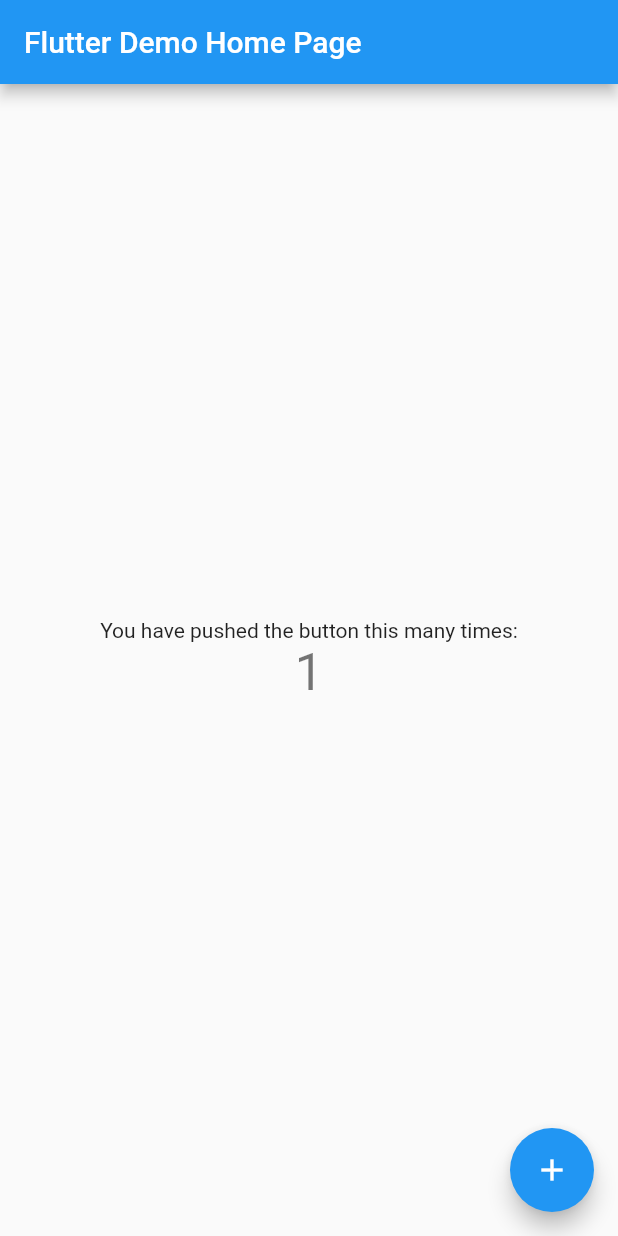
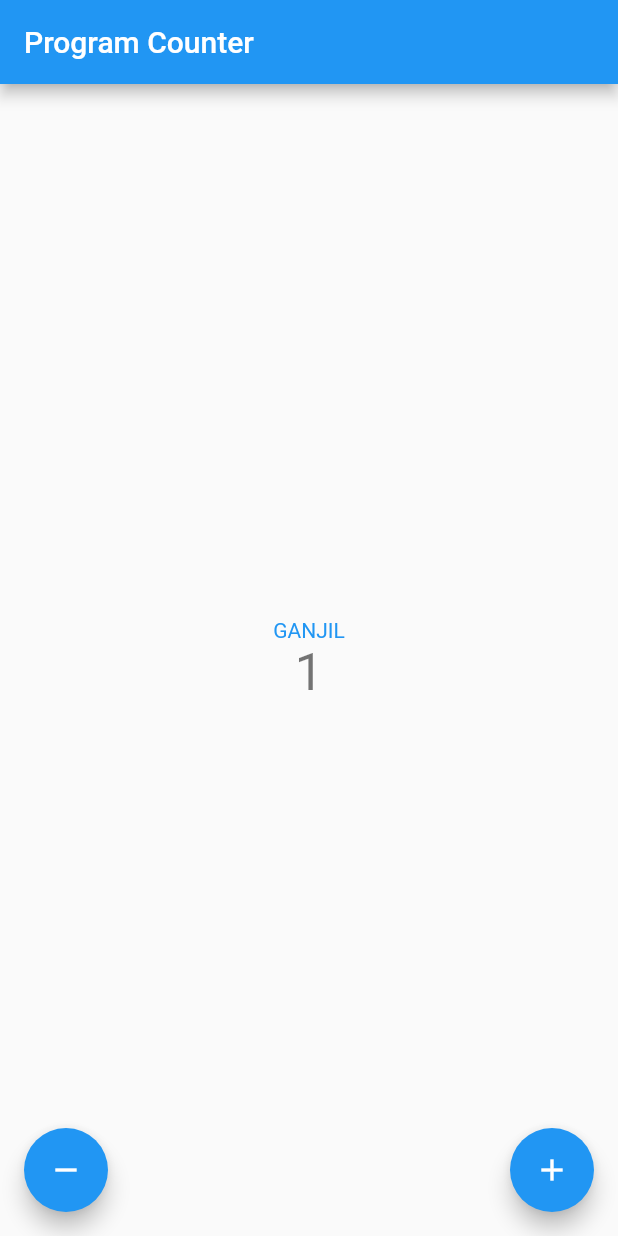
Before and after one commit to Recedivies/pbp-flutter-lab, a Flutter app: the screen it shows after launch, after a tap on the "add" icon, on a phone screen of 412 x 824 dp. Run offline on Flutter 3.47's test engine with Material 2 defaults, Android fonts, the phone set to English and light mode, and no system bars.

Commit message:
finish assignment 7 and bonus

```diff
--- a/lib/main.dart
+++ b/lib/main.dart
@@ -1,8 +1,6 @@
 import 'package:flutter/material.dart';
 
-void main() {
-  runApp(const MyApp());
-}
+void main() => runApp(const MyApp());
 
 class MyApp extends StatelessWidget {
   const MyApp({super.key});
@@ -13,34 +11,15 @@ class MyApp extends StatelessWidget {
     return MaterialApp(
       title: 'Flutter Demo',
       theme: ThemeData(
-        // This is the theme of your application.
-        //
-        // Try running your application with "flutter run". You'll see the
-        // application has a blue toolbar. Then, without quitting the app, try
-        // changing the primarySwatch below to Colors.green and then invoke
-        // "hot reload" (press "r" in the console where you ran "flutter run",
-        // or simply save your changes to "hot reload" in a Flutter IDE).
-        // Notice that the counter didn't reset back to zero; the application
-        // is not restarted.
         primarySwatch: Colors.blue,
       ),
-      home: const MyHomePage(title: 'Flutter Demo Home Page'),
+      home: const MyHomePage(title: 'Program Counter'),
     );
   }
 }
 
 class MyHomePage extends StatefulWidget {
   const MyHomePage({super.key, required this.title});
-
-  // This widget is the home page of your application. It is stateful, meaning
-  // that it has a State object (defined below) that contains fields that affect
-  // how it looks.
-
-  // This class is the configuration for the state. It holds the values (in this
-  // case the title) provided by the parent (in this case the App widget) and
-  // used by the build method of the State. Fields in a Widget subclass are
-  // always marked "final".
-
   final String title;
 
   @override
@@ -49,54 +28,56 @@ class MyHomePage extends StatefulWidget {
 
 class _MyHomePageState extends State<MyHomePage> {
   int _counter = 0;
+  String _text = "GENAP";
+
+  void _changeTextHandler() {
+    if (_counter % 2 == 0) {
+      _text = "GENAP";
+    } else {
+      _text = "GANJIL";
+    }
+  }
 
   void _incrementCounter() {
     setState(() {
-      // This call to setState tells the Flutter framework that something has
-      // changed in this State, which causes it to rerun the build method below
-      // so that the display can reflect the updated values. If we changed
-      // _counter without calling setState(), then the build method would not be
-      // called again, and so nothing would appear to happen.
       _counter++;
+      _changeTextHandler();
     });
+  }
+
+  void _decrementCounter() {
+    setState(() {
+      if (_counter != 0) _counter--;
+      _changeTextHandler();
+    });
+  }
+
+  MaterialColor _colorTextHandler() {
+    if (_text == "GENAP") {
+      return Colors.red;
+    } else {
+      return Colors.blue;
+    }
+  }
+
+  bool _removeVisibilityHandler() {
+    if (_counter == 0) return false;
+    return true;
   }
 
   @override
   Widget build(BuildContext context) {
-    // This method is rerun every time setState is called, for instance as done
-    // by the _incrementCounter method above.
-    //
-    // The Flutter framework has been optimized to make rerunning build methods
-    // fast, so that you can just rebuild anything that needs updating rather
-    // than having to individually change instances of widgets.
     return Scaffold(
         appBar: AppBar(
-        // Here we take the value from the MyHomePage object that was created by
-        // the App.build method, and use it to set our appbar title.
           title: Text(widget.title),
         ),
         body: Center(
-        // Center is a layout widget. It takes a single child and positions it
-        // in the middle of the parent.
           child: Column(
-          // Column is also a layout widget. It takes a list of children and
-          // arranges them vertically. By default, it sizes itself to fit its
-          // children horizontally, and tries to be as tall as its parent.
-          //
-          // Invoke "debug painting" (press "p" in the console, choose the
-          // "Toggle Debug Paint" action from the Flutter Inspector in Android
-          // Studio, or the "Toggle Debug Paint" command in Visual Studio Code)
-          // to see the wireframe for each widget.
-          //
-          // Column has various properties to control how it sizes itself and
-          // how it positions its children. Here we use mainAxisAlignment to
-          // center the children vertically; the main axis here is the vertical
-          // axis because Columns are vertical (the cross axis would be
-          // horizontal).
             mainAxisAlignment: MainAxisAlignment.center,
             children: <Widget>[
-            const Text(
-              'You have pushed the button this many times:',
+              Text(
+                _text,
+                style: TextStyle(color: _colorTextHandler()),
               ),
               Text(
                 '$_counter',
@@ -105,11 +86,27 @@ class _MyHomePageState extends State<MyHomePage> {
             ],
           ),
         ),
-      floatingActionButton: FloatingActionButton(
+        floatingActionButtonLocation: FloatingActionButtonLocation.centerFloat,
+        floatingActionButton: Padding(
+          padding: const EdgeInsets.symmetric(horizontal: 16.0),
+          child: Row(
+            mainAxisAlignment: MainAxisAlignment.spaceBetween,
+            children: <Widget>[
+              Visibility(
+                visible: _removeVisibilityHandler(),
+                child: FloatingActionButton(
+                  onPressed: _decrementCounter,
+                  tooltip: 'Decrement',
+                  child: const Icon(Icons.remove),
+                ),
+              ),
+              FloatingActionButton(
                 onPressed: _incrementCounter,
                 tooltip: 'Increment',
                 child: const Icon(Icons.add),
-      ), // This trailing comma makes auto-formatting nicer for build methods.
-    );
+              ),
+            ],
+          ),
+        ));
   }
 }
```
Also changed, not shown: 1 other file. Lines whose indentation alone changed are shown as unchanged.
